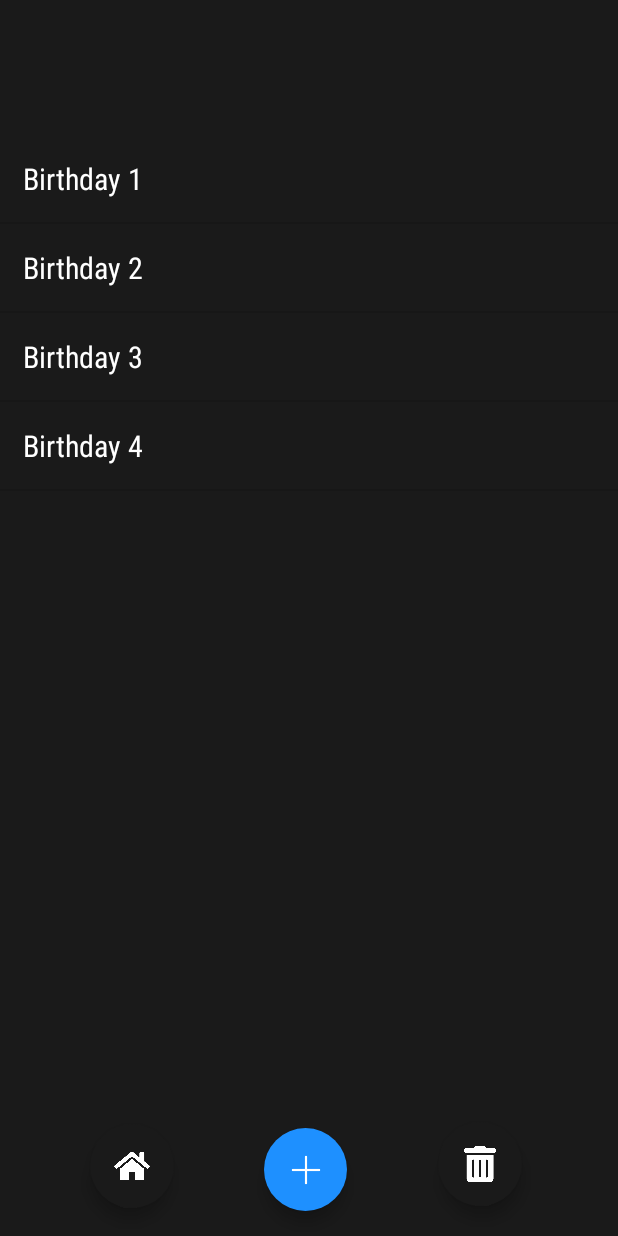
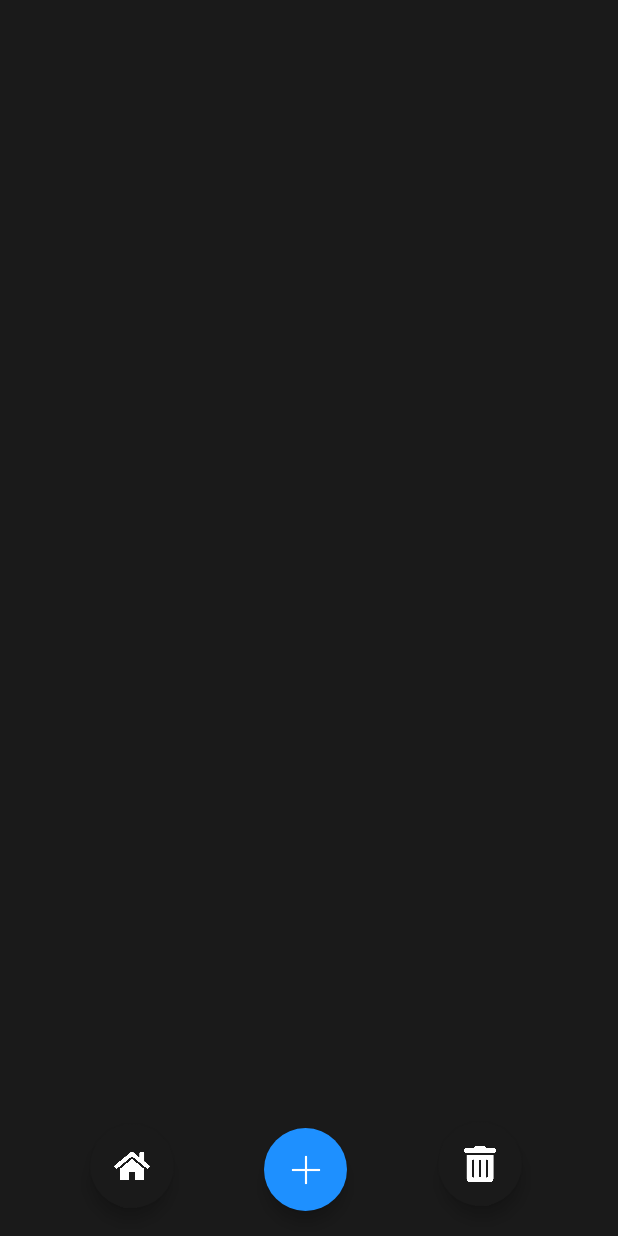
Before and after one commit to Nathan-Te/PlanningEvent, an Android app: the screen it shows after launch (EventsManager), after a tap on "Log in", on a phone screen of 412 x 824 dp. Run offline under Robolectric (Android 15) with nearby library versions, the phone set to English and light mode, and no system bars.

Commit message:
Changement affichage Events

```diff
--- a/app/build.gradle
+++ b/app/build.gradle
@@ -31,6 +31,11 @@ android {
 }
 
 dependencies {
+    //noinspection GradleCompatible
+    implementation 'com.android.support:support-v4:20.+'
+    implementation 'com.daimajia.swipelayout:library:1.2.0@aar'
+    implementation 'com.nineoldandroids:library:2.4.0'
+
     implementation 'com.android.billingclient:billing:4.1.0'
     //noinspection GradleCompatible
     implementation 'com.android.support:recyclerview-v7:28.0.0'
--- a/app/src/main/AndroidManifest.xml
+++ b/app/src/main/AndroidManifest.xml
@@ -9,6 +9,9 @@
         android:roundIcon="@mipmap/ic_launcher_round"
         android:supportsRtl="true"
         android:theme="@style/Theme.PlanningEvent">
+        <activity
+            android:name=".TestSwipe"
+            android:exported="false" />
         <activity
             android:name=".DataPickerExample"
             android:exported="false" />
--- a/app/src/main/java/com/example/planningevent/EventsManager.java
+++ b/app/src/main/java/com/example/planningevent/EventsManager.java
@@ -22,12 +22,11 @@ import java.util.List;
 import com.example.planningevent.Evenement;
 
 public class EventsManager extends Activity {
-    // String items[] = new String[]{"Wedding Florian and Mayara","Party","Birthday Nathan"};
-    //String myDataset[] = new String[]{"Wedding Florian and Mayara","Party","Birthday Nathan"};
 
     RecyclerView rv;
-    List<Evenement> name = new ArrayList<>();
+    List<Evenement> myEvents = new ArrayList<>();
     MyAdapter adapter;
+
 
     DatabaseHandler db = new DatabaseHandler(this);
 
@@ -36,33 +35,16 @@ public class EventsManager extends Activity {
         super.onCreate(savedInstanceState);
         setContentView(R.layout.activity_events_manager);
 
-        /*
-        ListView listView = (ListView) findViewById(R.id.listView);
-        ArrayAdapter<String> adapter = new ArrayAdapter<String>(this,android.R.layout.simple_list_item_1,items);
-        listView.setAdapter(adapter);
-        TextView monTitre = (TextView) findViewById(R.id.monTitre);
-        */
-
         rv = findViewById(R.id.rv);
         // Data
-        db.addEvent(new Evenement("Birthday 1"));
-        db.addEvent(new Evenement("Birthday 2"));
-        db.addEvent(new Evenement("Birthday 3"));
-        db.addEvent(new Evenement("Birthday 4"));
-        name = db.getAllEvents();
-        /*
-        name.add(new Evenement("Birthday"));
-        name.add(new Evenement("Wedding"));
-        name.add(new Evenement("Party"));
-        name.add(new Evenement("Help"));
-        name.add(new Evenement("Test"));
-        */
+        myEvents = db.getAllEvents();
+
         rv.setLayoutManager(new LinearLayoutManager(this));
-        adapter = new MyAdapter(this,name);
+        adapter = new MyAdapter(this,myEvents);
         rv.setAdapter(adapter);
-        rv.addItemDecoration(new DividerItemDecoration(rv.getContext(), DividerItemDecoration.VERTICAL));
+       //  rv.addItemDecoration(new DividerItemDecoration(rv.getContext(), DividerItemDecoration.VERTICAL));
 
-        new ItemTouchHelper(itemTouchHelperCallback).attachToRecyclerView(rv);
+       // new ItemTouchHelper(itemTouchHelperCallback).attachToRecyclerView(rv);
 
         // Back home
         FloatingActionButton btnHome = (FloatingActionButton) findViewById(R.id.btnHome);
@@ -82,8 +64,18 @@ public class EventsManager extends Activity {
             }
         });
 
+        // Event Adder
+        FloatingActionButton btnDelete = (FloatingActionButton) findViewById(R.id.btnDelete);
+        btnDelete.setOnClickListener(new View.OnClickListener() {
+            public void onClick(View v) {
+                Intent TestSwipeIntent = new Intent(EventsManager.this, TestSwipe.class);
+                startActivity(TestSwipeIntent);
+            }
+        });
+
     }
 
+    /*
     ItemTouchHelper.SimpleCallback itemTouchHelperCallback = new ItemTouchHelper.SimpleCallback(0,ItemTouchHelper.LEFT) {
 
         @Override
@@ -96,9 +88,9 @@ public class EventsManager extends Activity {
             Evenement event_to_delete = adapter.mdata.get(viewHolder.getAdapterPosition());
             Log.e("To Delete : ", event_to_delete.toString());
             db.deleteEvent(event_to_delete);
-            name.remove(event_to_delete);
+            myEvents.remove(event_to_delete);
             adapter.notifyDataSetChanged();
         }
 
-    };
+    };*/
 }
--- a/app/src/main/java/com/example/planningevent/MyAdapter.java
+++ b/app/src/main/java/com/example/planningevent/MyAdapter.java
@@ -24,17 +24,19 @@ public class MyAdapter extends RecyclerView.Adapter<MyViewHolder> {
     @NonNull
     @Override
     public MyViewHolder onCreateViewHolder(@NonNull ViewGroup parent, int viewType) {
-        View view = LayoutInflater.from(c).inflate(R.layout.list_item, parent, false);
+         // View view = LayoutInflater.from(c).inflate(R.layout.list_item, parent, false);
+         View view = LayoutInflater.from(c).inflate(R.layout.activity_test_swipe, parent, false);
         return new MyViewHolder(view);
     }
 
     @Override
     public void onBindViewHolder(@NonNull MyViewHolder holder, int position) {
-        holder.txtName.setText(mdata.get(position).getName());
+        holder.eventName.setText(mdata.get(position).getName());
     }
 
     @Override
     public int getItemCount() {
         return mdata.size();
     }
+
 }
--- a/app/src/main/java/com/example/planningevent/MyViewHolder.java
+++ b/app/src/main/java/com/example/planningevent/MyViewHolder.java
@@ -9,10 +9,10 @@ import androidx.annotation.NonNull;
 import androidx.recyclerview.widget.RecyclerView;
 
 public class MyViewHolder extends RecyclerView.ViewHolder {
-    TextView txtName;
+    TextView eventName;
 
     public MyViewHolder(@NonNull View itemView) {
         super(itemView);
-        txtName = itemView.findViewById(R.id.txt_name);
+        eventName = itemView.findViewById(R.id.eventName);
     }
 }
--- /dev/null
+++ b/app/src/main/res/drawable/ic_delete_white_24dp.xml
@@ -0,0 +1,5 @@
+<vector android:height="24dp" android:tint="#FFFFFF"
+    android:viewportHeight="24" android:viewportWidth="24"
+    android:width="24dp" xmlns:android="http://schemas.android.com/apk/res/android">
+    <path android:fillColor="@android:color/white" android:pathData="M6,19c0,1.1 0.9,2 2,2h8c1.1,0 2,-0.9 2,-2V7H6v12zM19,4h-3.5l-1,-1h-5l-1,1H5v2h14V4z"/>
+</vector>
--- /dev/null
+++ b/app/src/main/res/drawable/ic_search_white_24dp.xml
@@ -0,0 +1,5 @@
+<vector android:height="24dp" android:tint="#FFFFFF"
+    android:viewportHeight="24" android:viewportWidth="24"
+    android:width="24dp" xmlns:android="http://schemas.android.com/apk/res/android">
+    <path android:fillColor="@android:color/white" android:pathData="M15.5,14h-0.79l-0.28,-0.27C15.41,12.59 16,11.11 16,9.5 16,5.91 13.09,3 9.5,3S3,5.91 3,9.5 5.91,16 9.5,16c1.61,0 3.09,-0.59 4.23,-1.57l0.27,0.28v0.79l5,4.99L20.49,19l-4.99,-5zM9.5,14C7.01,14 5,11.99 5,9.5S7.01,5 9.5,5 14,7.01 14,9.5 11.99,14 9.5,14z"/>
+</vector>
--- /dev/null
+++ b/app/src/main/res/drawable/ic_star_white_24dp.xml
@@ -0,0 +1,5 @@
+<vector android:height="24dp" android:tint="#FFFFFF"
+    android:viewportHeight="24" android:viewportWidth="24"
+    android:width="24dp" xmlns:android="http://schemas.android.com/apk/res/android">
+    <path android:fillColor="@android:color/white" android:pathData="M12,17.27L18.18,21l-1.64,-7.03L22,9.24l-7.19,-0.61L12,2 9.19,8.63 2,9.24l5.46,4.73L5.82,21z"/>
+</vector>
--- a/app/src/main/res/layout/list_item.xml
+++ b/app/src/main/res/layout/list_item.xml
@@ -6,7 +6,7 @@
     android:background="#1A1A1A">
 
     <TextView
-        android:id="@+id/txt_name"
+        android:id="@+id/eventName"
         android:layout_width="match_parent"
         android:layout_height="wrap_content"
         android:text="Name"
--- a/app/src/main/res/values/strings.xml
+++ b/app/src/main/res/values/strings.xml
@@ -10,4 +10,5 @@
     <string name="invalid_password">Password must be >5 characters</string>
     <string name="login_failed">"Login failed"</string>
     <string name="element_text" />
+    <string name="invalid_event_name">Please Enter Valid Event Name</string>
 </resources>
```
Also changed, not shown: app/src/main/java/com/example/planningevent/EventAdder.java (+18 -3 lines), app/src/main/java/com/example/planningevent/TestSwipe.java (added, +76 -0 lines), app/src/main/res/layout/activity_test_swipe.xml (added, +18 -0 lines), app/src/main/res/layout/swipe_layout.xml (added, +57 -0 lines), app/src/main/res/values/colors.xml (+13 -1 lines).
